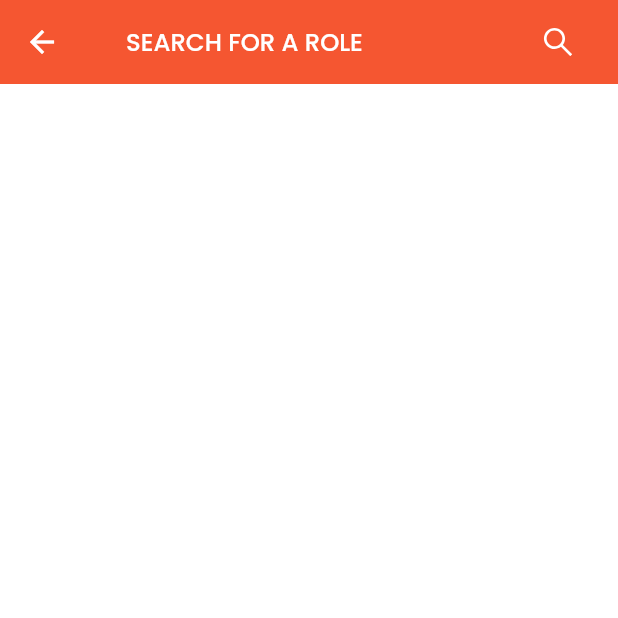
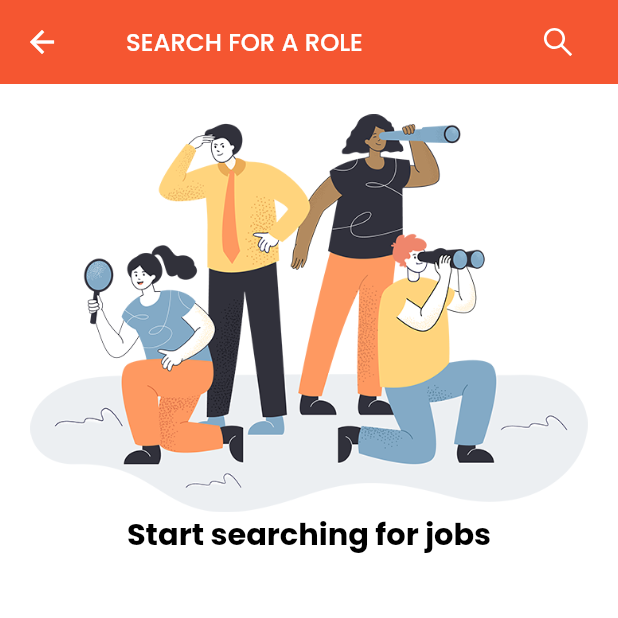
Before and after one commit to cjchika/joboard, a Flutter app: the SearchPage screen opened directly, on a phone screen of 412 x 824 dp, the top half of it. Run offline on Flutter 3.47's test engine with Material 2 defaults, Android fonts, the phone set to English and light mode, and no system bars; our stand-ins replace cached_network_image, flutter_animate, flutter_screenutil, flutter_svg, flutter_vector_icons, flutter_zoom_drawer and 6 more; accounts and stored records are empty.

Commit message:
Search Screen

```diff
--- a/lib/views/ui/search/searchpage.dart
+++ b/lib/views/ui/search/searchpage.dart
@@ -1,5 +1,8 @@
 import 'package:flutter/material.dart';
+import 'package:flutter_screenutil/flutter_screenutil.dart';
 import 'package:flutter_vector_icons/flutter_vector_icons.dart';
+import 'package:joboard/views/common/app_style.dart';
+import 'package:joboard/views/common/reusable_text.dart';
 import 'package:joboard/views/ui/search/widgets/custom_field.dart';
 
 import '../../../constants/app_constants.dart';
@@ -23,11 +26,23 @@ class _SearchPageState extends State<SearchPage> {
         title: CustomField(
           hintText: "Search for a role",
           controller: search,
-          suffixIcon: GestureDetector(onTap: () {
-            setState(() {});
-          }, child: const Icon(AntDesign.search1),),
+          suffixIcon: GestureDetector(
+            onTap: () {
+              setState(() {});
+            },
+            child: const Icon(AntDesign.search1),
+          ),
         ),
         elevation: 0,
+      ),
+      body: Padding(
+        padding: EdgeInsets.all(20.h),
+        child: Column(children: [
+          Image.asset("assets/images/optimized_search.png"),
+          ReusableText(
+              text: "Start searching for jobs",
+              style: appstyle(20, Color(kDark.value), FontWeight.w700))
+        ]),
       ),
     );
   }
```
